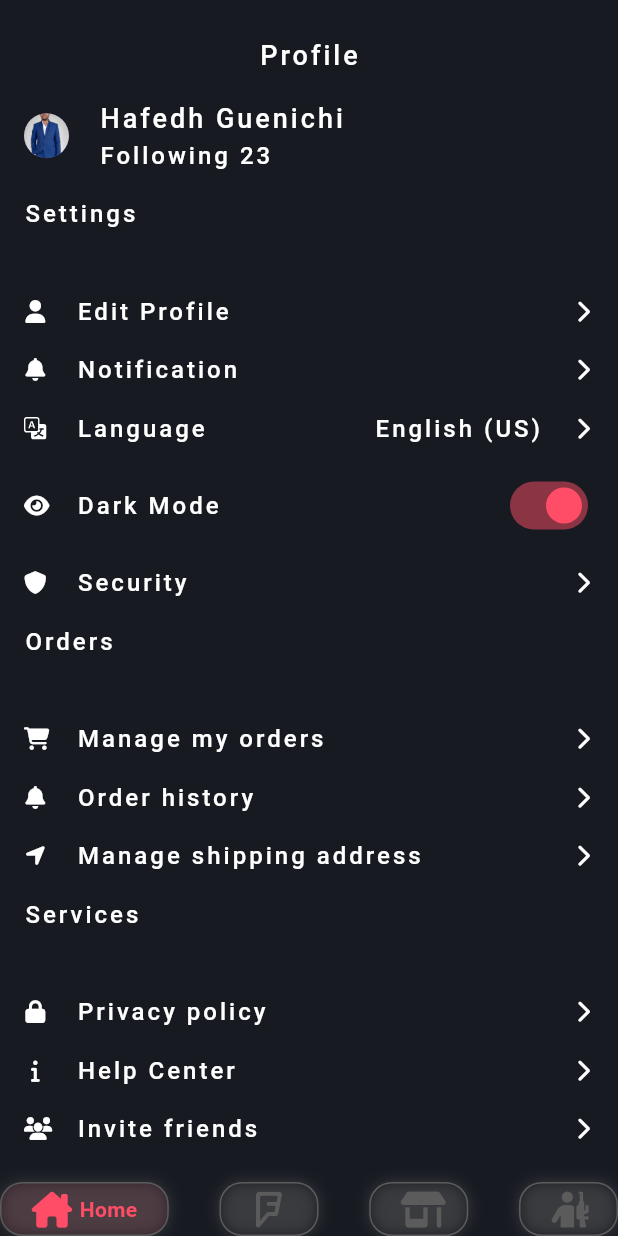
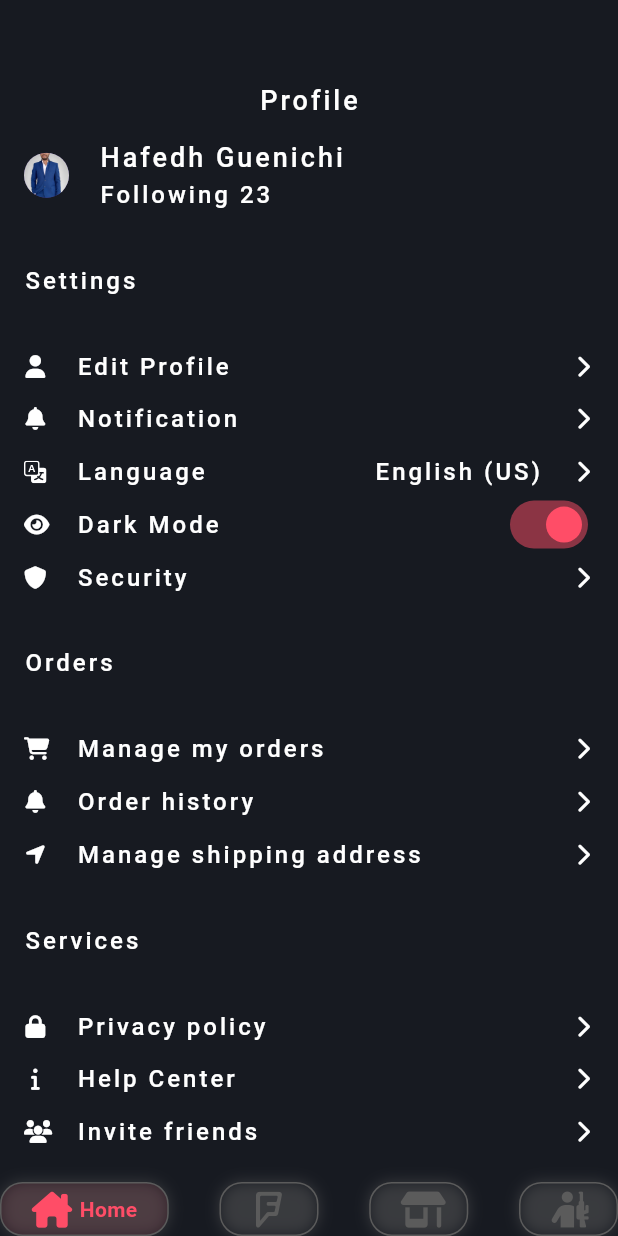
Before and after one commit to hafedh049/luxy, a Flutter app: the Home screen opened directly, on a phone screen of 412 x 824 dp. Run offline on Flutter 3.47's test engine with Material 3 defaults, Android fonts, the phone set to English and light mode, and no system bars; drawn by our look-alikes of google_nav_bar; our stand-ins replace flutter_animate, fluttertoast, hive, icons_plus, lottie, smooth_page_indicator; accounts and stored records are empty.

Commit message:
ModifiedM lib/views/profile.dart

```diff
--- a/lib/views/profile.dart
+++ b/lib/views/profile.dart
@@ -16,12 +16,8 @@ class _ProfileState extends State<Profile> {
       crossAxisAlignment: CrossAxisAlignment.start,
       mainAxisAlignment: MainAxisAlignment.spaceAround,
       children: <Widget>[
-        const Row(
-          mainAxisAlignment: MainAxisAlignment.center,
-          children: <Widget>[
-            Text("Profile", style: TextStyle(color: white, fontSize: 18, letterSpacing: 2, fontWeight: FontWeight.w500)),
-          ],
-        ),
+        const SizedBox(height: 20),
+        const Row(mainAxisAlignment: MainAxisAlignment.center, children: <Widget>[Text("Profile", style: TextStyle(color: white, fontSize: 18, letterSpacing: 2, fontWeight: FontWeight.w500))]),
         GestureDetector(
           onTap: () {},
           child: const Row(
@@ -39,6 +35,7 @@ class _ProfileState extends State<Profile> {
             ],
           ),
         ),
+        const SizedBox(height: 10),
         const Text("Settings", style: TextStyle(color: white, fontSize: 16, letterSpacing: 2, fontWeight: FontWeight.w500)),
         const SizedBox(height: 10),
         GestureDetector(
@@ -89,12 +86,15 @@ class _ProfileState extends State<Profile> {
               const Spacer(),
               StatefulBuilder(
                 builder: (BuildContext context, void Function(void Function()) setS) {
-                  return Switch(
-                    value: user!.get("dark_mode"),
-                    onChanged: (bool value) => user!.put("dark_mode", !user!.get("dark_mode")),
-                    activeColor: pink,
-                    inactiveThumbColor: white,
-                    inactiveTrackColor: white,
+                  return SizedBox(
+                    height: 20,
+                    child: Switch(
+                      value: user!.get("dark_mode"),
+                      onChanged: (bool value) => user!.put("dark_mode", !user!.get("dark_mode")),
+                      activeColor: pink,
+                      inactiveThumbColor: white,
+                      inactiveTrackColor: white,
+                    ),
                   );
                 },
               ),
@@ -113,6 +113,7 @@ class _ProfileState extends State<Profile> {
             ],
           ),
         ),
+        const SizedBox(height: 10),
         const Text("Orders", style: TextStyle(color: white, fontSize: 16, letterSpacing: 2, fontWeight: FontWeight.w500)),
         const SizedBox(height: 10),
         GestureDetector(
@@ -151,6 +152,7 @@ class _ProfileState extends State<Profile> {
             ],
           ),
         ),
+        const SizedBox(height: 10),
         const Text("Services", style: TextStyle(color: white, fontSize: 16, letterSpacing: 2, fontWeight: FontWeight.w500)),
         const SizedBox(height: 10),
         GestureDetector(
```
